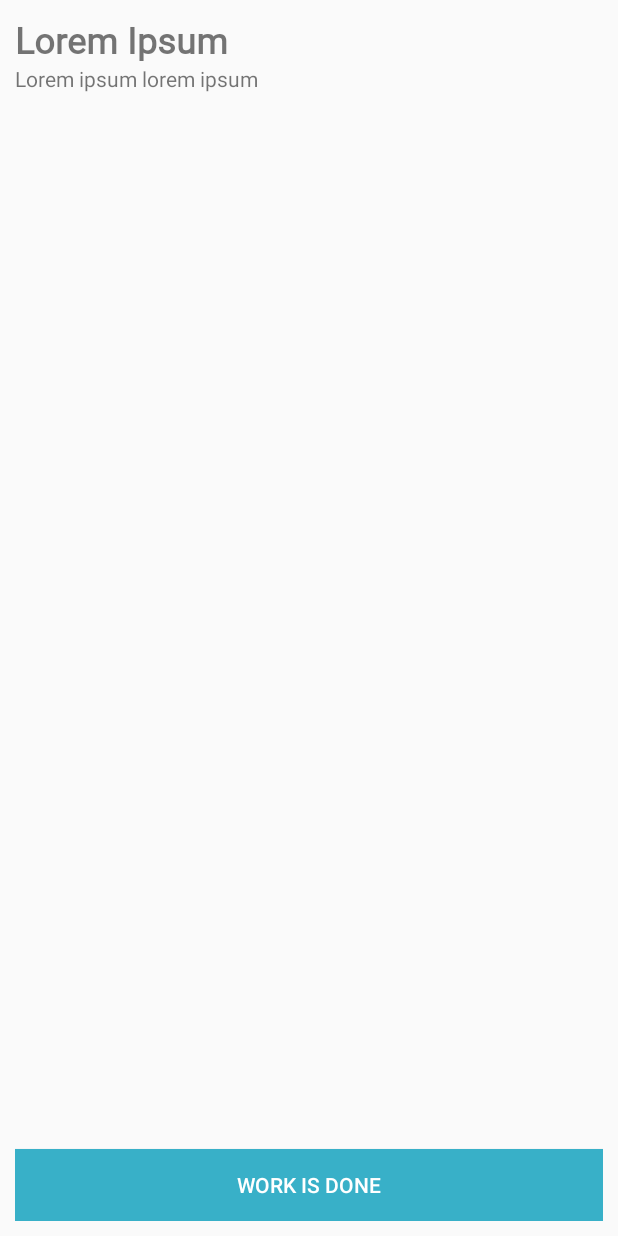
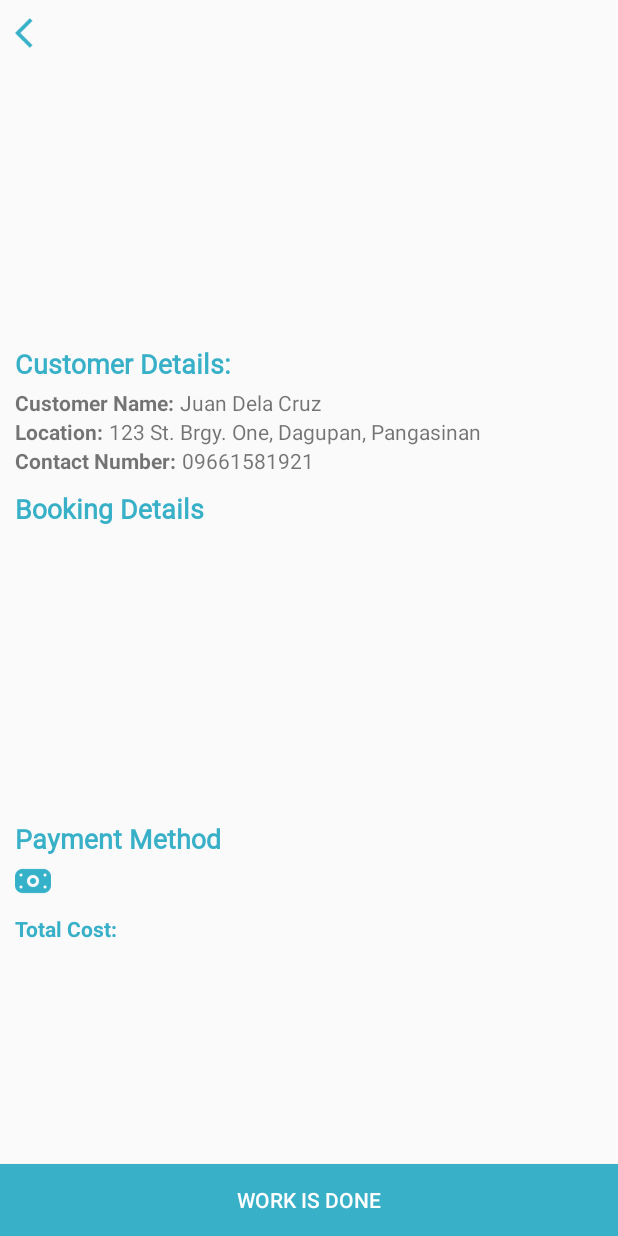
Before and after one commit to Ranz-prog/DustNShine_WorkerApp, an Android app: the layout activity_service_details.xml on its own in the app's theme, with its tools: preview values and no code run, on a phone screen of 412 x 824 dp. Run offline under Robolectric (Android 15) with nearby library versions, the phone set to English and light mode, and no system bars.

Commit message:
Layout Update
Adding Service Details Layout

```diff
--- a/app/src/main/AndroidManifest.xml
+++ b/app/src/main/AndroidManifest.xml
@@ -19,6 +19,8 @@
             android:exported="false"/>
         <activity android:name=".Feedback"
             android:exported="false"/>
+        <activity android:name=".ServiceDetails"
+            android:exported="false"/>
         <activity
             android:name=".MainActivity"
             android:exported="true">
--- a/app/src/main/java/com/example/dnsworker/CustomerDetails.java
+++ b/app/src/main/java/com/example/dnsworker/CustomerDetails.java
@@ -20,13 +20,11 @@ public class CustomerDetails extends AppCompatActivity {
 
         arrowBack = findViewById(R.id.ic_arrowback);
 
-/*        arrowBack.setOnClickListener(new View.OnClickListener() {
+        arrowBack.setOnClickListener(new View.OnClickListener() {
             @Override
             public void onClick(View v) {
-                Intent intent = new Intent(CustomerDetails.this, HomeFragment.class);
-                startActivity(intent);
                 finish();
             }
-        });*/
+        });
     }
 }
--- a/app/src/main/java/com/example/dnsworker/Feedback.java
+++ b/app/src/main/java/com/example/dnsworker/Feedback.java
@@ -22,13 +22,11 @@ public class Feedback extends AppCompatActivity {
 
         arrowback = findViewById(R.id.ic_arrowbackFeeback);
 
-/*        arrowback.setOnClickListener(new View.OnClickListener() {
+        arrowback.setOnClickListener(new View.OnClickListener() {
             @Override
             public void onClick(View v) {
-                Intent intent = new Intent(getApplicationContext(), BookingFragment.class);
-                getApplicationContext().startActivity(intent);
                 finish();
             }
-        });*/
+        });
     }
 }
--- /dev/null
+++ b/app/src/main/java/com/example/dnsworker/ServiceDetails.java
@@ -0,0 +1,14 @@
+package com.example.dnsworker;
+
+import android.app.Activity;
+import android.os.Bundle;
+
+import androidx.annotation.Nullable;
+
+public class ServiceDetails extends Activity {
+    @Override
+    protected void onCreate(@Nullable Bundle savedInstanceState) {
+        super.onCreate(savedInstanceState);
+        setContentView(R.layout.activity_service_details);
+    }
+}
--- a/app/src/main/res/layout/activity_service_details.xml
+++ b/app/src/main/res/layout/activity_service_details.xml
@@ -5,92 +5,159 @@
     android:layout_width="match_parent"
     android:layout_height="match_parent"
     tools:context=".ServiceDetails"
-    android:orientation="vertical"
-    android:padding="10dp">
-
-
-    <LinearLayout
-        android:id="@id/serviceDescription"
-        android:layout_width="match_parent"
-        android:layout_height="200dp"
     android:orientation="vertical">
 
-        <TextView
-            android:id="@+id/serviceTitle"
+    <ImageView
+        android:id="@+id/service_Image"
+        android:layout_width="match_parent"
+        android:layout_height="220dp" />
+    <ImageView
+        android:layout_width="wrap_content"
+        android:layout_height="wrap_content"
+        android:src="@drawable/ic_arrowback"
+        android:layout_marginTop="10dp"
+        android:layout_marginLeft="10dp"/>
+
+    <RelativeLayout
+        android:id="@+id/customerDetailsContainer"
         android:layout_width="match_parent"
         android:layout_height="wrap_content"
-            android:fontFamily="@font/quicksand_font"
-            android:text="Lorem Ipsum"
-            android:textSize="24sp"
-            android:textStyle="bold" />
+        android:layout_below="@id/service_Image"
+        android:layout_marginTop="10dp"
+        android:layout_margin="10dp"
+        android:elevation="4dp">
 
         <TextView
-            android:id="@+id/serviceDescription"
-            android:layout_width="match_parent"
+            android:id="@+id/service_customerDetailsLabel"
+            android:layout_width="wrap_content"
             android:layout_height="wrap_content"
-            android:layout_below="@+id/serviceTitle"
-            android:text="Lorem ipsum lorem ipsum" />
-
-    </LinearLayout>
-
-    <androidx.cardview.widget.CardView
-        android:layout_width="match_parent"
-        android:layout_height="wrap_content"
-        android:layout_below="@id/serviceDescription"
-        android:padding="10dp"
-        android:elevation="4dp"
-        app:cardCornerRadius="10dp"
-        android:layout_marginTop="20dp"
-        android:background="@drawable/container_border_2">
-
-        <androidx.recyclerview.widget.RecyclerView
-            android:id="@+id/serviceList_Recycler"
-            android:layout_width="match_parent"
-            android:layout_height="wrap_content"/>
-
-
-        <!--<RelativeLayout
-            android:layout_width="match_parent"
-            android:layout_height="200dp"
-            android:padding="10dp"
-            >
-
-            <TextView
-                android:id="@+id/titleCleaningPackage"
-                android:layout_width="match_parent"
-                android:layout_height="wrap_content"
-                android:text="@string/cleaning_title"
+            android:fontFamily="@font/quicksand_font"
+            android:text="@string/customer_details"
+            android:textColor="@color/app_theme_blue"
             android:textSize="18sp"
             android:textStyle="bold" />
 
-            <CheckBox
-                android:id="@+id/service_checkBox1"
+        <!--Customer Name Here-->
+
+        <TextView
+            android:id="@+id/customerNameLabel"
             android:layout_width="wrap_content"
             android:layout_height="wrap_content"
-                android:layout_below="@id/titleCleaningPackage"
+            android:layout_below="@+id/service_customerDetailsLabel"
+            android:text="@string/customer_name"
+            android:fontFamily="@font/calibri_font"
+            android:textSize="14sp"
+            android:textStyle="bold"
+            android:layout_marginTop="4dp"/>
 
+
+
+        <TextView
+            android:id="@+id/service_customerNameTV"
+            android:layout_width="wrap_content"
+            android:layout_height="wrap_content"
+            android:layout_toRightOf="@id/customerNameLabel"
+            android:text="Juan Dela Cruz"
+            android:layout_below="@id/service_customerDetailsLabel"
+            android:textSize="14sp"
+            android:fontFamily="@font/calibri_font"
+            android:layout_marginTop="4dp"
+            android:layout_marginLeft="4dp"/>
+
+        <!--Customer Location-->
+
+        <TextView
+            android:id="@+id/locationLabel"
+            android:layout_width="wrap_content"
+            android:layout_height="wrap_content"
+            android:text="@string/customer_location"
+            android:layout_below="@id/customerNameLabel"
+            android:fontFamily="@font/calibri_font"
+            android:textSize="14sp"
+            android:textStyle="bold"
+            />
+        <TextView
+            android:id="@+id/service_customerLocationTV"
+            android:layout_width="wrap_content"
+            android:layout_height="wrap_content"
+            android:layout_toRightOf="@id/locationLabel"
+            android:layout_below="@id/service_customerNameTV"
+            android:fontFamily="@font/calibri_font"
+            android:layout_marginLeft="4dp"
+            android:text="123 St. Brgy. One, Dagupan, Pangasinan"
             />
 
-            <ImageView
-                android:id="@+id/service_icon"
-                android:layout_width="24dp"
-                android:layout_height="24dp"
-                android:layout_below="@id/titleCleaningPackage"
-                android:src="@drawable/dustnshine"
-                android:layout_toRightOf="@id/service_checkBox1"
-                android:layout_marginLeft="4dp"
-                />
+        <!--Contact Number-->
+
+        <TextView
+            android:id="@+id/contactNumberLabel"
+            android:layout_width="wrap_content"
+            android:layout_height="wrap_content"
+            android:layout_below="@id/locationLabel"
+            android:fontFamily="@font/calibri_font"
+            android:text="@string/customer_number"
+            android:textSize="14sp"
+            android:textStyle="bold" />
 
         <TextView
             android:layout_width="wrap_content"
             android:layout_height="wrap_content"
-                android:layout_below="@+id/titleCleaningPackage"
-                android:layout_toRightOf="@id/service_icon"
-                android:text="Cleaning Package"
+            android:text="09661581921"
+            android:layout_toRightOf="@id/contactNumberLabel"
+            android:layout_below="@+id/service_customerLocationTV"
             android:layout_marginLeft="4dp"
             />
-        </RelativeLayout>-->
-    </androidx.cardview.widget.CardView>
+
+    </RelativeLayout>
+
+    <RelativeLayout
+        android:id="@+id/bookingDetailsContainer"
+        android:layout_width="match_parent"
+        android:layout_height="220dp"
+        android:layout_below="@id/customerDetailsContainer">
+
+        <TextView
+            android:layout_width="wrap_content"
+            android:layout_height="wrap_content"
+            android:layout_marginLeft="10dp"
+            android:fontFamily="@font/calibri"
+            android:text="@string/customer_booking"
+            android:textColor="@color/app_theme_blue"
+            android:textSize="18sp"
+            android:textStyle="bold" />
+    </RelativeLayout>
+
+    <TextView
+        android:id="@+id/paymentMethodLabel"
+        android:layout_width="wrap_content"
+        android:layout_height="wrap_content"
+        android:text="@string/customer_payment"
+        android:layout_below="@id/bookingDetailsContainer"
+        android:layout_marginLeft="10dp"
+        android:fontFamily="@font/calibri"
+        android:textSize="18sp"
+        android:textStyle="bold"
+        android:textColor="@color/app_theme_blue"
+        />
+    <ImageView
+        android:id="@+id/iconCash"
+        android:layout_width="24dp"
+        android:layout_height="24dp"
+        android:src="@drawable/money"
+        android:layout_below="@id/paymentMethodLabel"
+        android:layout_marginLeft="10dp"
+        android:layout_marginTop="4dp"/>
+
+    <TextView
+        android:layout_width="wrap_content"
+        android:layout_height="wrap_content"
+        android:text="@string/customer_total"
+        android:textSize="14sp"
+        android:textStyle="bold"
+        android:textColor="@color/app_theme_blue"
+        android:layout_below="@id/iconCash"
+        android:layout_marginTop="10dp"
+        android:layout_marginLeft="10dp"/>
 
     <Button
         android:layout_width="match_parent"
--- a/app/src/main/res/values/strings.xml
+++ b/app/src/main/res/values/strings.xml
@@ -20,4 +20,14 @@
 
     //Customer Details
     <string name="cleaning_title">Cleaning Package</string>
+
+
+    //Labels
+    <string name="customer_details">Customer Details:</string>
+    <string name="customer_name">Customer Name:</string>
+    <string name="customer_location">Location:</string>
+    <string name="customer_number">Contact Number:</string>
+    <string name="customer_booking">Booking Details</string>
+    <string name="customer_payment">Payment Method</string>
+    <string name="customer_total">Total Cost:</string>
 </resources>
```
Also changed, not shown: app/src/main/res/drawable/money.png (added). Lines whose indentation alone changed are shown as unchanged.
